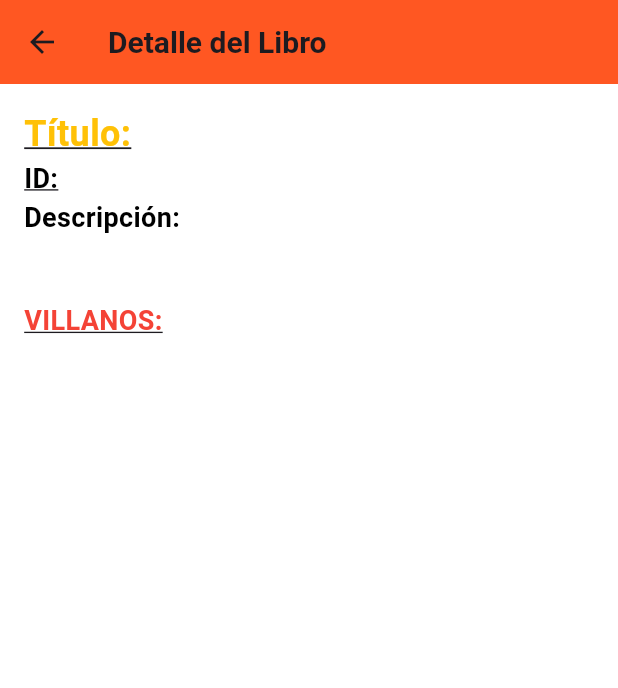
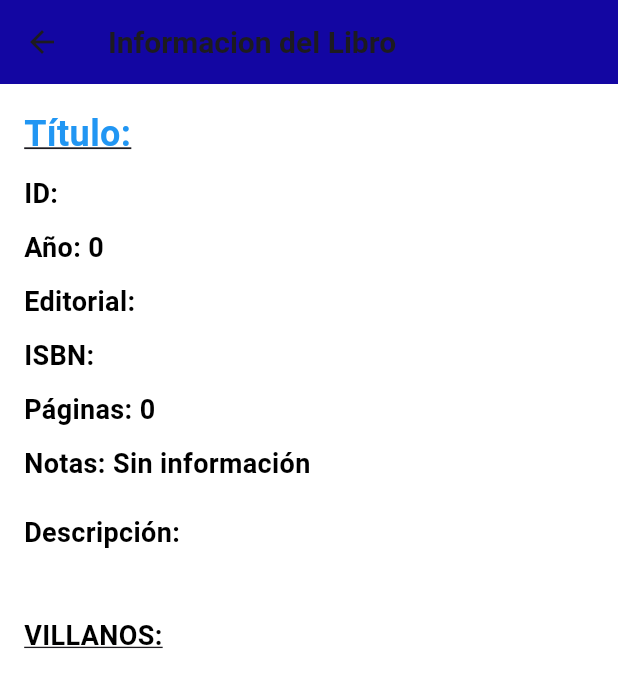
Before and after one commit to GersonL11/Examen2_Gerson_Lopez, a Flutter app: the BookDetailScreen screen opened directly with empty values, on a phone screen of 412 x 824 dp. Shown: the top 688 px of the screen. Run offline on Flutter 3.47's test engine with Material 3 defaults, Android fonts, the phone set to English and light mode, and no system bars; our stand-ins replace dio; network calls fail.

Commit message:
Cambios en apartado de estilo de app

```diff
--- a/lib/main.dart
+++ b/lib/main.dart
@@ -15,7 +15,7 @@ class MyApp extends StatelessWidget {
         ChangeNotifierProvider(create: (context) => BookListProvider()),
       ],
       child: MaterialApp(
-        title: 'LIBRERIA',
+        title: 'Libreria',
         theme: ThemeData(
           primarySwatch: Colors.blue,
           visualDensity: VisualDensity.adaptivePlatformDensity,
--- a/lib/screens/book_details_screen.dart
+++ b/lib/screens/book_details_screen.dart
@@ -11,10 +11,10 @@ class BookDetailScreen extends StatelessWidget {
       backgroundColor: Colors.white,
       appBar: AppBar(
         title: Text(
-          'Detalle del Libro',
+          'Informacion del Libro',
           style: TextStyle(fontFamily: 'Roboto', fontWeight: FontWeight.bold),
         ),
-        backgroundColor: Colors.deepOrange,
+        backgroundColor: Color.fromARGB(255, 19, 6, 162),
       ),
       body: Padding(
         padding: const EdgeInsets.all(16.0),
@@ -26,19 +26,65 @@ class BookDetailScreen extends StatelessWidget {
               style: TextStyle(
                 fontSize: 24,
                 fontWeight: FontWeight.bold,
-                color: Colors.amber,
+                color: Colors.blue,
                 decoration: TextDecoration.underline,
               ),
             ),
+            SizedBox(height: 10),
             Text(
-              'ID: ${book.id}',
+              'ID: ${book.id != null ? book.id : 'Sin información'}',
               style: TextStyle(
                 fontSize: 18,
                 fontWeight: FontWeight.bold,
                 color: Colors.black,
-                decoration: TextDecoration.underline,
               ),
             ),
+            SizedBox(height: 10),
+            Text(
+              'Año: ${book.year != null ? book.year.toString() : 'Sin información'}',
+              style: TextStyle(
+                fontSize: 18,
+                fontWeight: FontWeight.bold,
+                color: Colors.black,
+              ),
+            ),
+            SizedBox(height: 10),
+            Text(
+              'Editorial: ${book.publisher ?? 'Sin información'}',
+              style: TextStyle(
+                fontSize: 18,
+                fontWeight: FontWeight.bold,
+                color: Colors.black,
+              ),
+            ),
+            SizedBox(height: 10),
+            Text(
+              'ISBN: ${book.isbn ?? 'Sin información'}',
+              style: TextStyle(
+                fontSize: 18,
+                fontWeight: FontWeight.bold,
+                color: Colors.black,
+              ),
+            ),
+            SizedBox(height: 10),
+            Text(
+              'Páginas: ${book.pages != null ? book.pages.toString() : 'Sin información'}',
+              style: TextStyle(
+                fontSize: 18,
+                fontWeight: FontWeight.bold,
+                color: Colors.black,
+              ),
+            ),
+            SizedBox(height: 10),
+            Text(
+              'Notas: ${book.notes.isNotEmpty ? book.notes.join(', ') : 'Sin información'}',
+              style: TextStyle(
+                fontSize: 18,
+                fontWeight: FontWeight.bold,
+                color: Colors.black,
+              ),
+            ),
+            SizedBox(height: 20),
             Text(
               'Descripción: ',
               style: TextStyle(
@@ -48,7 +94,7 @@ class BookDetailScreen extends StatelessWidget {
               ),
             ),
             Text(
-              book.description,
+              book.description ?? 'Sin información',
               style: TextStyle(
                 fontSize: 16,
                 color: Colors.black,
@@ -60,14 +106,14 @@ class BookDetailScreen extends StatelessWidget {
               style: TextStyle(
                 fontSize: 18,
                 fontWeight: FontWeight.bold,
-                color: Colors.red,
+                color: Colors.black,
                 decoration: TextDecoration.underline,
               ),
             ),
             ...book.villains.map(
               (villain) => Row(
                 children: [
-                  Icon(Icons.emoji_emotions, color: Colors.yellow),
+                  Icon(Icons.supervised_user_circle, color: Colors.black),
                   SizedBox(width: 5),
                   Text(
                     villain['name'] ?? 'Desconocido',
--- a/lib/services/book_service.dart
+++ b/lib/services/book_service.dart
@@ -25,10 +25,10 @@ class BookService {
         if (bookDataList.isNotEmpty) {
           return bookDataList.map((book) => Book.fromJson(book)).toList();
         } else {
-          throw Exception('No books found in the response data');
+          throw Exception('No se encontraron libros');
         }
       } else {
-        throw Exception('Failed to load books: ${response.statusCode}');
+        throw Exception('Error al cargar los libros: ${response.statusCode}');
       }
     } catch (e) {
       print('Error fetching books: $e');
```
Also changed, not shown: lib/screens/book_list_screen.dart (+59 -58 lines).
